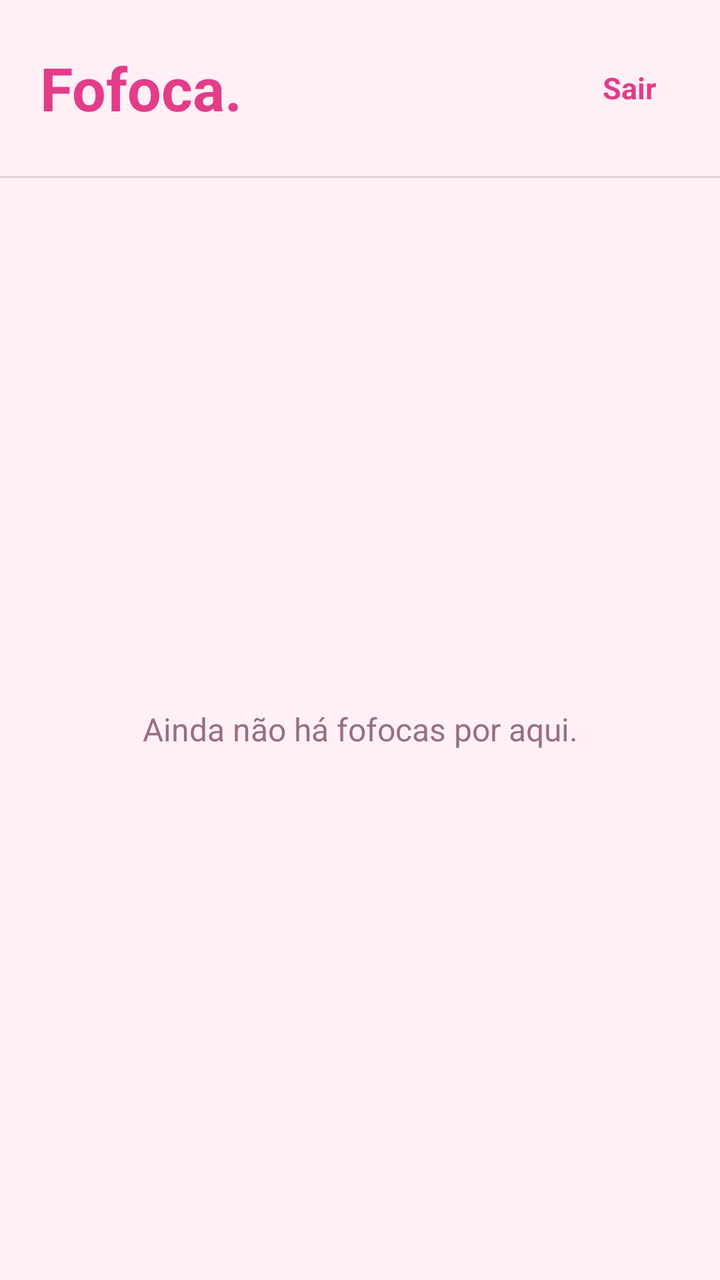
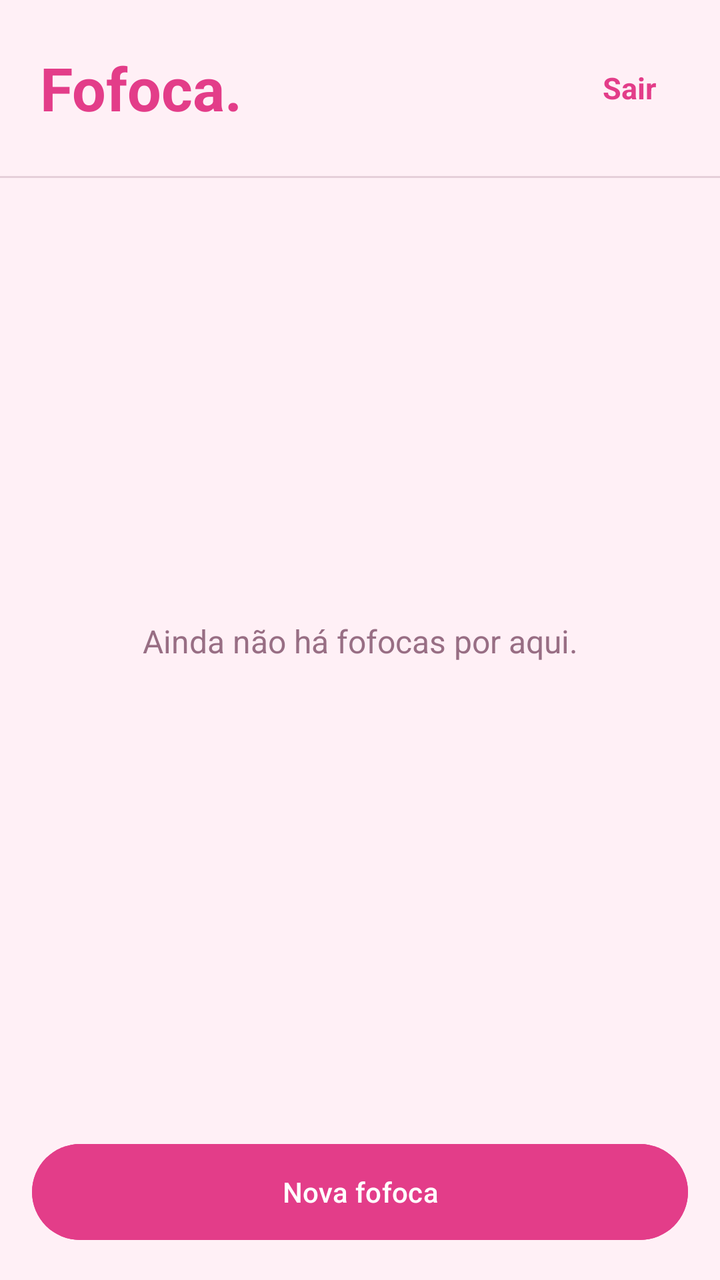

Two renders of the same Android screen: before a commit and after it. Below are the layout's source before the change and the commit's diff.
<!-- AndroidManifest.xml: application theme Theme.Fofoca -->
<!-- res/layout/activity_feed.xml -->
<?xml version="1.0" encoding="utf-8"?>
<LinearLayout
    xmlns:android="http://schemas.android.com/apk/res/android"
    android:id="@+id/main"
    android:layout_width="match_parent"
    android:layout_height="match_parent"
    android:orientation="vertical"
    android:background="@color/fofoca_fundo">

    <LinearLayout
        android:layout_width="match_parent"
        android:layout_height="wrap_content"
        android:orientation="horizontal"
        android:gravity="center_vertical"
        android:padding="20dp">

        <TextView
            android:layout_width="0dp"
            android:layout_height="wrap_content"
            android:layout_weight="1"
            android:text="Fofoca."
            android:textSize="30dp"
            android:textStyle="bold"
            android:textColor="@color/fofoca_rosa"/>

        <TextView
            android:id="@+id/tvSair"
            android:layout_width="wrap_content"
            android:layout_height="48dp"
            android:gravity="center"
            android:paddingHorizontal="12dp"
            android:text="Sair"
            android:textSize="15dp"
            android:textStyle="bold"
            android:textColor="@color/fofoca_rosa"
            android:clickable="true"
            android:focusable="true"/>

    </LinearLayout>

    <View
        android:layout_width="match_parent"
        android:layout_height="1dp"
        android:background="@color/fofoca_secundario"
        android:alpha="0.25"/>

    <FrameLayout
        android:layout_width="match_parent"
        android:layout_height="0dp"
        android:layout_weight="1">

        <androidx.recyclerview.widget.RecyclerView
            android:id="@+id/rvPosts"
            android:layout_width="match_parent"
            android:layout_height="match_parent"
            android:padding="16dp"
            android:clipToPadding="false"/>

        <TextView
            android:id="@+id/tvVazio"
            android:layout_width="match_parent"
            android:layout_height="match_parent"
            android:gravity="center"
            android:padding="24dp"
            android:text="Ainda não há fofocas por aqui."
            android:textSize="16sp"
            android:textColor="@color/fofoca_secundario"/>

    </FrameLayout>

</LinearLayout>
<!-- resources referenced by this layout -->
<resources>
  <color name="fofoca_fundo">#FFF0F6</color>
  <color name="fofoca_rosa">#E33D89</color>
  <color name="fofoca_secundario">#986E84</color>
  <style name="Theme.Fofoca" parent="Base.Theme.Fofoca" />
  <style name="Base.Theme.Fofoca" parent="Theme.Material3.DayNight.NoActionBar">
          
          
      </style>
</resources>

<!-- the commit's change to res/layout/activity_feed.xml (unified diff, before → after) -->
@@ -68,4 +68,14 @@
 
     </FrameLayout>
 
+    <Button
+        android:id="@+id/btnNovaFofoca"
+        android:layout_width="match_parent"
+        android:layout_height="56dp"
+        android:layout_margin="16dp"
+        android:text="Nova fofoca"
+        android:textAllCaps="false"
+        android:textColor="#FFFFFF"
+        android:backgroundTint="@color/fofoca_rosa"/>
+
 </LinearLayout>
